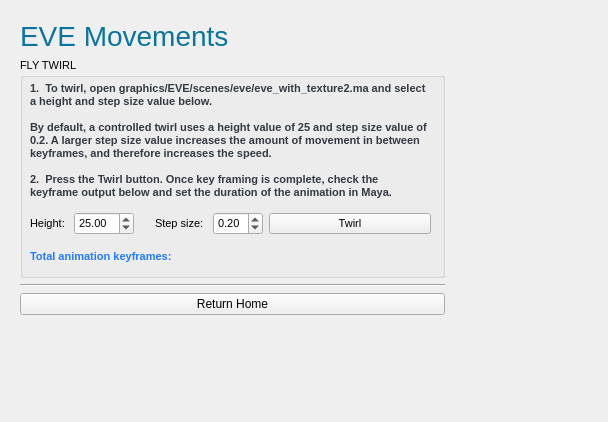
Qt form resources/widget/Assignment1Widget/Widget.ui (doc2122/space2014) before a commit.
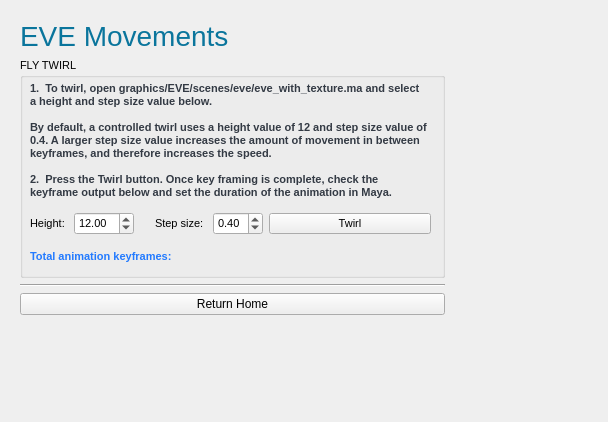
The same form after that commit.

Commit message: Adding updated EVE GUI, MayaPy, and Maya scene

Diff of the .ui file:
```diff
--- a/resources/widget/Assignment1Widget/Widget.ui
+++ b/resources/widget/Assignment1Widget/Widget.ui
@@ -254,9 +254,9 @@
           </font>
          </property>
          <property name="text">
-          <string>1.  To twirl, open graphics/EVE/scenes/eve/eve_with_texture2.ma and select a height and step size value below. 
+          <string>1.  To twirl, open graphics/EVE/scenes/eve/eve_with_texture.ma and select a height and step size value below. 
 
-By default, a controlled twirl uses a height value of 25 and step size value of 0.2. A larger step size value increases the amount of movement in between keyframes, and therefore increases the speed.
+By default, a controlled twirl uses a height value of 12 and step size value of 0.4. A larger step size value increases the amount of movement in between keyframes, and therefore increases the speed.
 
 2.  Press the Twirl button. Once key framing is complete, check the keyframe output below and set the duration of the animation in Maya.</string>
          </property>
@@ -373,7 +373,7 @@
                <double>5.000000000000000</double>
               </property>
               <property name="value">
-               <double>25.000000000000000</double>
+               <double>12.000000000000000</double>
               </property>
              </widget>
             </item>
@@ -424,7 +424,7 @@
                <double>0.050000000000000</double>
               </property>
               <property name="value">
-               <double>0.200000000000000</double>
+               <double>0.400000000000000</double>
               </property>
              </widget>
             </item>
```
Left out of the diff: 2 changed lines with no effect on the pictures. The commit also changes 2 other files.
